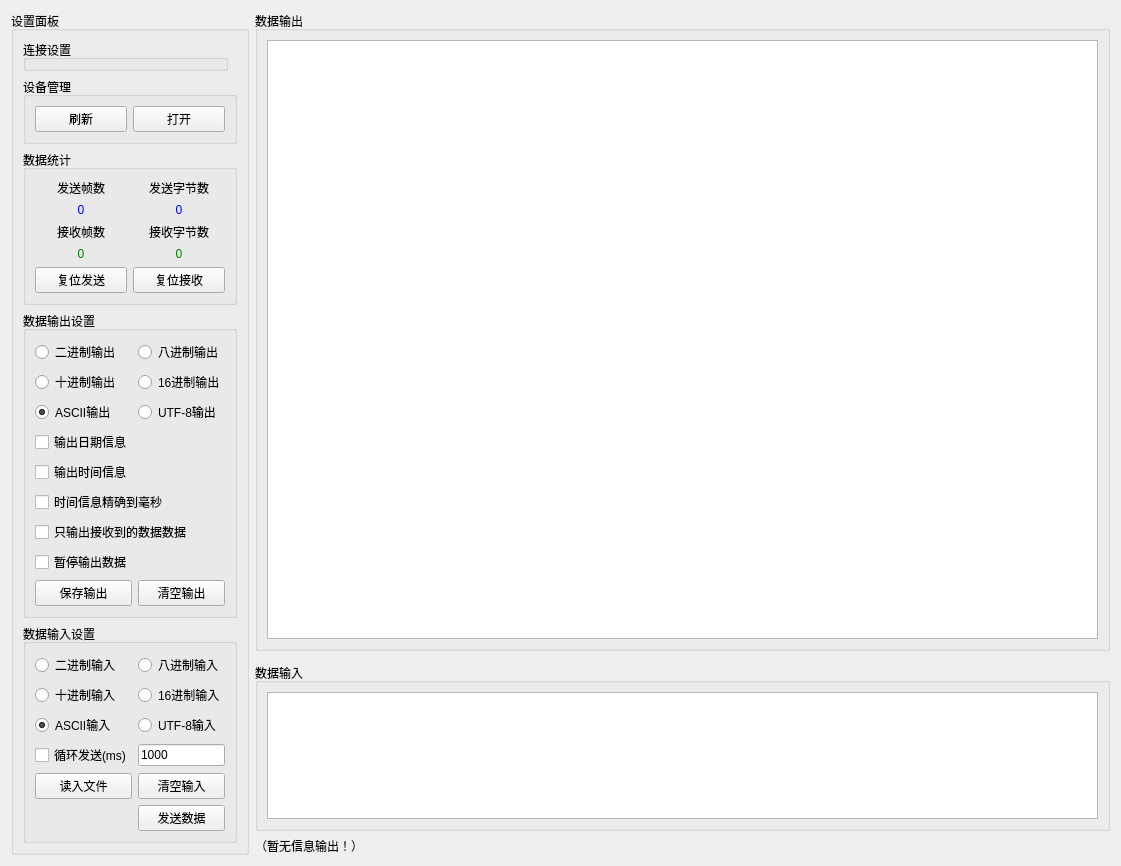
Qt form src/comment/SAKIODeviceWidget.ui (x-tools-author/x-tools) before a commit.
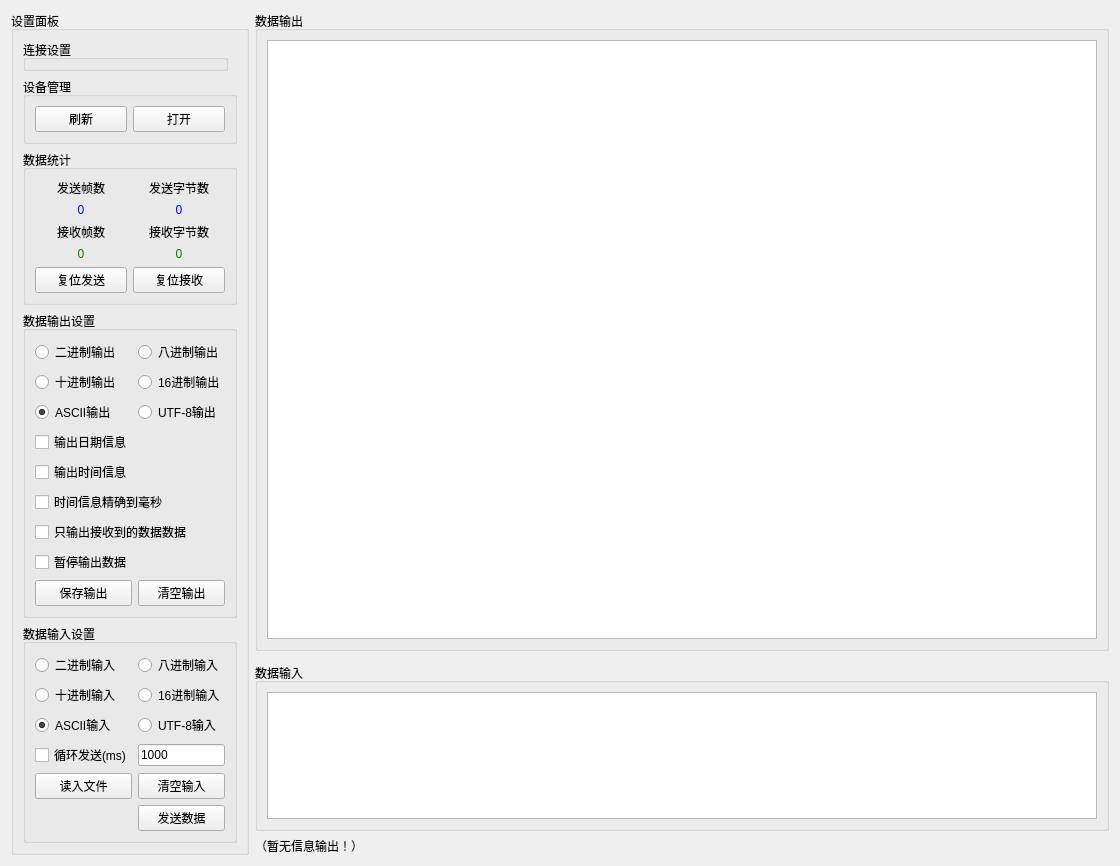
The same form after that commit.

```diff
--- a/src/comment/SAKIODeviceWidget.ui
+++ b/src/comment/SAKIODeviceWidget.ui
@@ -6,8 +6,8 @@
    <rect>
     <x>0</x>
     <y>0</y>
-    <width>1121</width>
-    <height>690</height>
+    <width>1120</width>
+    <height>691</height>
    </rect>
   </property>
   <property name="windowTitle">
@@ -35,7 +35,7 @@
    <item row="3" column="1">
     <widget class="QLabel" name="labelOutput">
      <property name="sizePolicy">
-      <sizepolicy hsizetype="Preferred" vsizetype="Fixed">
+      <sizepolicy hsizetype="Expanding" vsizetype="Fixed">
        <horstretch>0</horstretch>
        <verstretch>0</verstretch>
       </sizepolicy>
```
Left out of the diff: 6 changed lines with no effect on the pictures.
